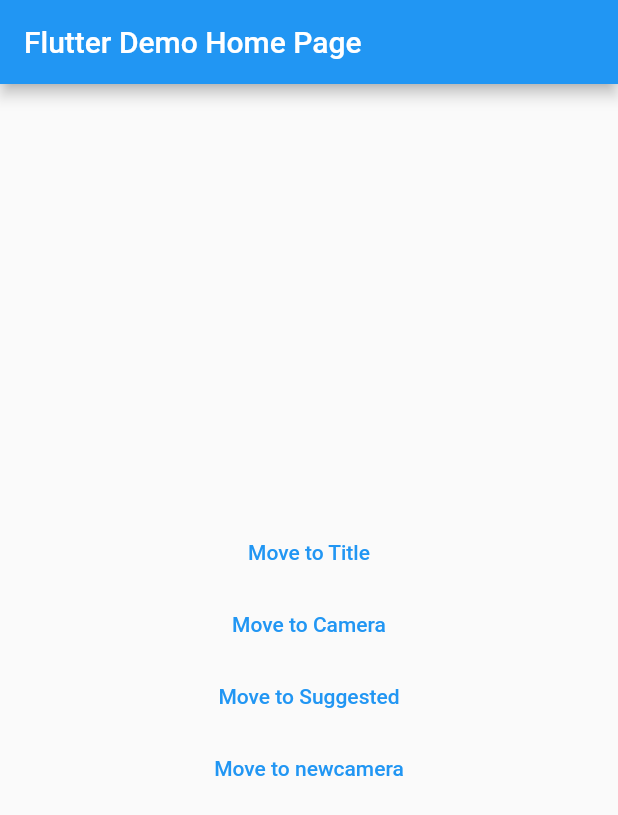
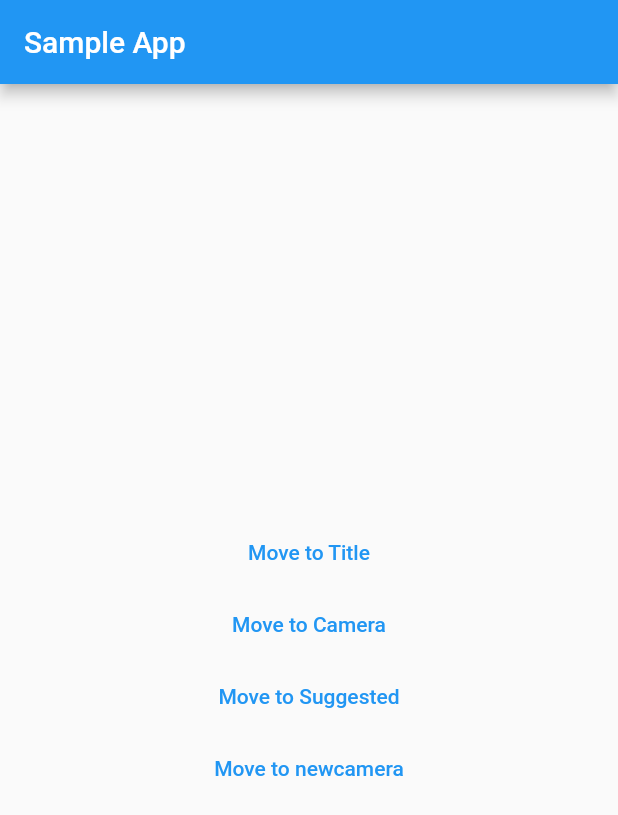
Before and after one commit to kesota/animal_detection_app, a Flutter app: the screen it shows after launch, on a phone screen of 412 x 824 dp. Shown: the top 815 px of the screen. Run offline on Flutter 3.47's test engine with Material 2 defaults, Android fonts, the phone set to English and light mode, and no system bars; our stand-ins replace camera.

```diff
--- a/app/lib/main.dart
+++ b/app/lib/main.dart
@@ -2,30 +2,38 @@ import 'package:app/view/newcamera.dart';
 import 'package:app/view/title_page.dart';
 import 'package:app/view/camera_view.dart';
 import 'package:app/view/suggested_camera_view.dart';
+import 'package:camera/camera.dart';
 import 'package:flutter/material.dart';
 
-void main() {
-  runApp(const MyApp());
+Future<void> main() async{
+  WidgetsFlutterBinding.ensureInitialized();
+  // This will list all the available cameras
+  final cameras = await availableCameras();
+
+  // Get a specific camera from the list of available cameras.
+  final firstCamera = cameras.first;
+  runApp(MyApp(camera: cameras));
 }
 
 class MyApp extends StatelessWidget {
-  const MyApp({Key? key}) : super(key: key);
+  const MyApp({Key? key, required this.camera}) : super(key: key);
+  final List<CameraDescription> camera;
 
   @override
   Widget build(BuildContext context) {
     return MaterialApp(
-      title: 'Flutter Demo',
+      title: 'Sample App',
       theme: ThemeData(
         primarySwatch: Colors.blue,
       ),
       // This widget is the root of your application.
       initialRoute:  '/',
       routes: {
-        '/': (context) => const MyHomePage(title: 'Flutter Demo Home Page'),
+        '/': (context) => const MyHomePage(title: 'Sample App'),
         '/title': (context) => TitleView(),
         '/camera': (context) => CameraView(),
         '/suggested': (context) => SuggestedView(),
-        '/newcamera': (context) => NewCameraView(),
+        '/newcamera': (context) => NewCameraView(camera: camera),
 
       },
     );
--- a/app/pubspec.yaml
+++ b/app/pubspec.yaml
@@ -29,6 +29,9 @@ environment:
 dependencies:
   flutter:
     sdk: flutter
+  camera:
+  path_provider:
+  path:
 
 
   # The following adds the Cupertino Icons font to your application.
```
Also changed, not shown: app/lib/view/newcamera.dart (+53 -19 lines), 2 other files.
